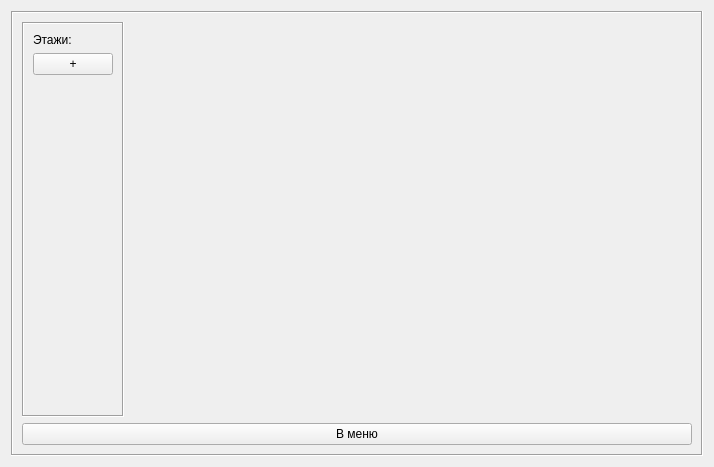
Qt form editbuildingwindow.ui (bondarev-al/PPCofCLinB) before a commit.
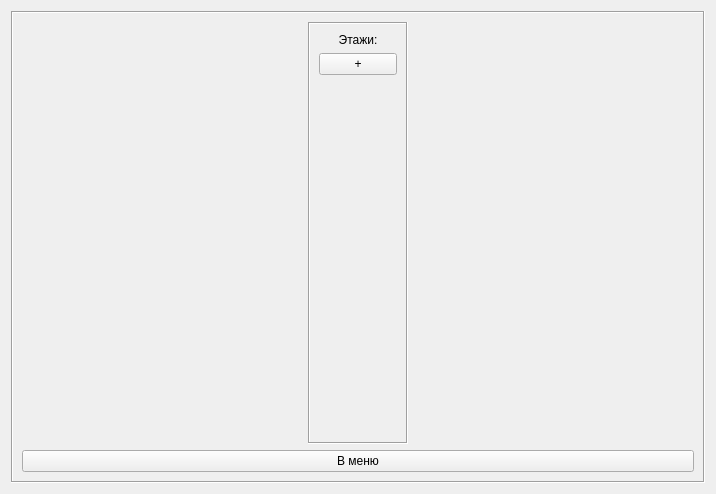
The same form after that commit.

Commit message: Интерфейс редактирования здания

What changed in the file:
```diff
--- a/editbuildingwindow.ui
+++ b/editbuildingwindow.ui
@@ -6,8 +6,8 @@
    <rect>
     <x>0</x>
     <y>0</y>
-    <width>714</width>
-    <height>467</height>
+    <width>716</width>
+    <height>494</height>
    </rect>
   </property>
   <property name="windowTitle">
@@ -27,6 +27,12 @@
        <layout class="QHBoxLayout" name="horizontalLayout">
         <item>
          <widget class="QFrame" name="floors_frame">
+          <property name="maximumSize">
+           <size>
+            <width>100</width>
+            <height>16777215</height>
+           </size>
+          </property>
           <property name="frameShape">
            <enum>QFrame::Box</enum>
           </property>
@@ -39,6 +45,9 @@
              <property name="text">
               <string>Этажи:</string>
              </property>
+             <property name="alignment">
+              <set>Qt::AlignCenter</set>
+             </property>
             </widget>
            </item>
            <item>
@@ -72,17 +81,7 @@
          </widget>
         </item>
         <item>
-         <spacer name="horizontalSpacer">
-          <property name="orientation">
-           <enum>Qt::Horizontal</enum>
-          </property>
-          <property name="sizeHint" stdset="0">
-           <size>
-            <width>40</width>
-            <height>20</height>
-           </size>
-          </property>
-         </spacer>
+         <layout class="QGridLayout" name="edit_building_layout"/>
         </item>
        </layout>
       </item>
```
Left out of the diff: 4 changed lines with no effect on the pictures. The commit also changes 4 other files.
